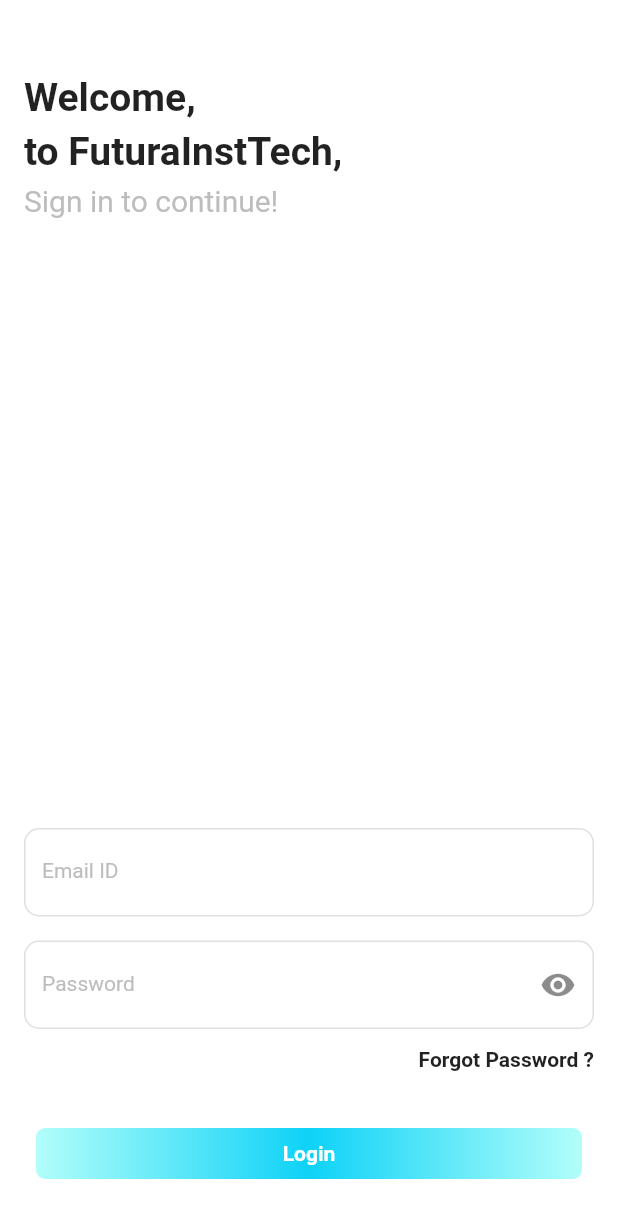
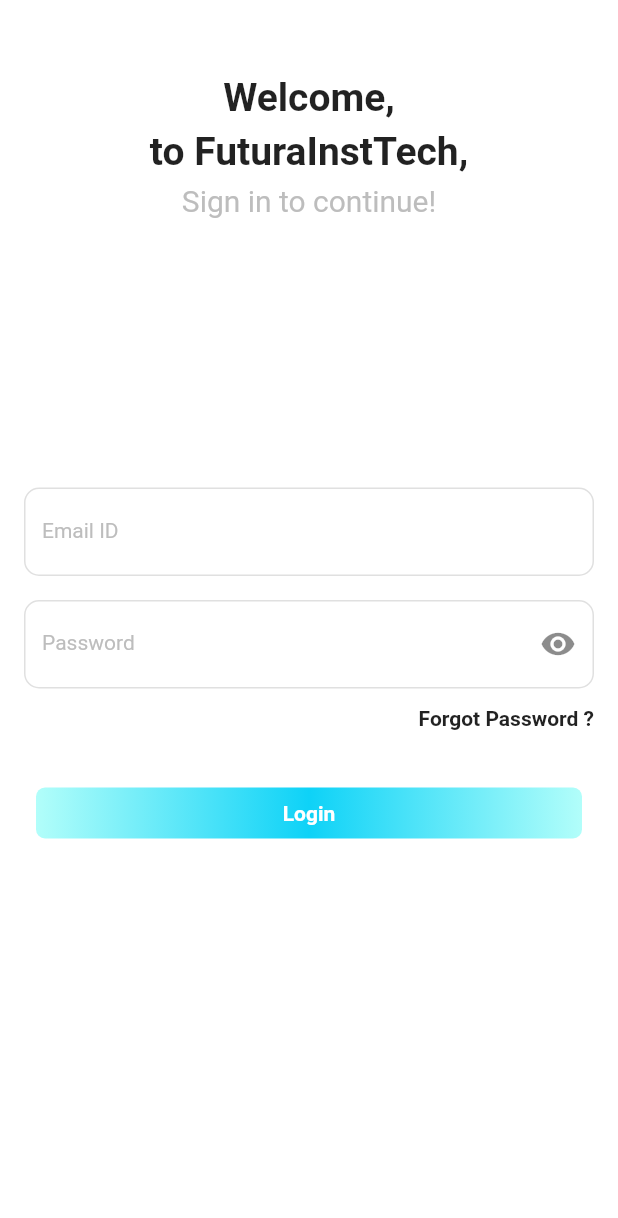
Before and after one commit to Vi-Mal/loginapp, a Flutter app: the screen it shows after launch, on a phone screen of 412 x 824 dp. Shown: the top 1218 px of the screen. Run offline on Flutter 3.47's test engine with Material 2 defaults, Android fonts, the phone set to English and light mode, and no system bars; our stand-ins replace fluttertoast, shared_preferences; missing offline and left inert: footer.

Commit message:
25/11 commit

```diff
--- a/lib/loginscreen.dart
+++ b/lib/loginscreen.dart
@@ -3,30 +3,80 @@ import 'package:flutter/material.dart';
 import 'package:flutter/services.dart';
 import 'package:fluttertoast/fluttertoast.dart';
 import 'package:shared_preferences/shared_preferences.dart';
-
 import 'myhomepage.dart';
 
-class loginotp extends StatefulWidget{
+
+class LoginPage extends StatefulWidget {
+  const LoginPage({Key? key}) : super(key: key);
 
   @override
-  _loginotp createState() => _loginotp();
-
+  _LoginPage createState() => _LoginPage();
 }
 
-class _loginotp extends State<loginotp>{
+class _LoginPage extends State<LoginPage> {
   var otpctl = TextEditingController();
+  var _otpvisible = true;
+  bool _isObscure = true;
+  var cmail = "rainavimal454@gmail.com";
+  var password = "test1234";
+  var mailid = TextEditingController();
+  var passwrd = TextEditingController();
+  var loginmailidCheck = false;
+
+  set otpvisible(value) {
+    setState(() {
+      _otpvisible = value;
+    });
+  }
 
   @override
   Widget build(BuildContext context) {
-    return Container(
+    return Scaffold(
+      backgroundColor: Colors.white,
+      body: SafeArea(
+        child: Container(
+          padding: const EdgeInsets.only(left: 16, right: 16),
+          child: Column(
+            children: [
+              Column(
+              children: <Widget>[
+                SizedBox(
+                  height: 50,
+                ),
+                Text(
+                  "Welcome,",
+                  style: TextStyle(
+                      fontSize: 26, fontWeight: FontWeight.bold),
+                ),
+                SizedBox(
+                  height: 6,
+                ),
+                Text(
+                  "to FuturaInstTech,",
+                  style: TextStyle(
+                      fontSize: 26, fontWeight: FontWeight.bold),
+                ),
+                SizedBox(
+                  height: 6,
+                ),
+                Text(
+                  "Sign in to continue!",
+                  style: TextStyle(
+                      fontSize: 20, color: Colors.grey.shade400),
+                ),
+              ],
+            ),
+              SizedBox(height: 180),
+              if(_otpvisible == false)
+                Container(
                 child: Column(
                   children: <Widget>[
                     TextField(
                       controller: otpctl,
                       decoration: InputDecoration(
                         labelText: "OTP",
-              labelStyle:
-              TextStyle(fontSize: 14, color: Colors.grey.shade400),
+                        labelStyle: TextStyle(
+                            fontSize: 14, color: Colors.grey.shade400),
                         enabledBorder: OutlineInputBorder(
                           borderRadius: BorderRadius.circular(10),
                           borderSide: BorderSide(
@@ -51,8 +101,8 @@ class _loginotp extends State<loginotp>{
                       alignment: Alignment.topRight,
                       child: Text(
                         "Resend Otp",
-              style:
-              TextStyle(fontSize: 14, fontWeight: FontWeight.w600),
+                        style: TextStyle(
+                            fontSize: 14, fontWeight: FontWeight.w600),
                       ),
                     ),
                     const SizedBox(
@@ -65,7 +115,8 @@ class _loginotp extends State<loginotp>{
                         onPressed: () {
                           if (otpctl.text == "1234") {
                             setState(() async {
-                    SharedPreferences prefs = await SharedPreferences.getInstance();
+                              SharedPreferences prefs =
+                                  await SharedPreferences.getInstance();
                               prefs.setBool("isLoggedIn", true);
                               Navigator.of(context).pushAndRemoveUntil(
                                   MaterialPageRoute(
@@ -113,61 +164,13 @@ class _loginotp extends State<loginotp>{
                     ),
                   ],
                 ),
-    );
-  }
-
-}
-
-
-
-
-class loginmailid extends StatefulWidget{
-
-  @override
-  _loginmailid createState() => _loginmailid();
-
-}
-
-class _loginmailid extends State<loginmailid>{
-  bool _isObscure = true;
-  var cmail = "rainavimal454@gmail.com";
-  var password = "test1234";
-  var mailid = TextEditingController();
-  var passwrd = TextEditingController();
-  var loginmailidCheck = false;
-
-  @override
-  Widget build(BuildContext context) {
-    return Container(child: Column(
+              ),
+              if(_otpvisible == true)
+                SingleChildScrollView(
+                  child: Column(
                     mainAxisAlignment: MainAxisAlignment.spaceBetween,
                     crossAxisAlignment: CrossAxisAlignment.start,
                     children: <Widget>[
-        Column(
-          crossAxisAlignment: CrossAxisAlignment.start,
-          children: <Widget>[
-            SizedBox(
-              height: 50,
-            ),
-            Text(
-              "Welcome,",
-              style: TextStyle(fontSize: 26, fontWeight: FontWeight.bold),
-            ),
-            SizedBox(
-              height: 6,
-            ),
-            Text(
-              "to FuturaInstTech,",
-              style: TextStyle(fontSize: 26, fontWeight: FontWeight.bold),
-            ),
-            SizedBox(
-              height: 6,
-            ),
-            Text(
-              "Sign in to continue!",
-              style: TextStyle(fontSize: 20, color: Colors.grey.shade400),
-            ),
-          ],
-        ),
                       Column(
                         children: <Widget>[
                           TextField(
@@ -175,8 +178,8 @@ class _loginmailid extends State<loginmailid>{
                             controller: mailid,
                             decoration: InputDecoration(
                               labelText: "Email ID",
-                labelStyle:
-                TextStyle(fontSize: 14, color: Colors.grey.shade400),
+                              labelStyle: TextStyle(
+                                  fontSize: 14, color: Colors.grey.shade400),
                               enabledBorder: OutlineInputBorder(
                                 borderRadius: BorderRadius.circular(10),
                                 borderSide: BorderSide(
@@ -199,8 +202,8 @@ class _loginmailid extends State<loginmailid>{
                             controller: passwrd,
                             decoration: InputDecoration(
                               labelText: "Password",
-                labelStyle:
-                TextStyle(fontSize: 14, color: Colors.grey.shade400),
+                              labelStyle: TextStyle(
+                                  fontSize: 14, color: Colors.grey.shade400),
                               enabledBorder: OutlineInputBorder(
                                 borderRadius: BorderRadius.circular(10),
                                 borderSide: BorderSide(
@@ -230,8 +233,8 @@ class _loginmailid extends State<loginmailid>{
                             alignment: Alignment.topRight,
                             child: Text(
                               "Forgot Password ?",
-                style:
-                TextStyle(fontSize: 14, fontWeight: FontWeight.w600),
+                              style: TextStyle(
+                                  fontSize: 14, fontWeight: FontWeight.w600),
                             ),
                           ),
                           const SizedBox(
@@ -246,12 +249,7 @@ class _loginmailid extends State<loginmailid>{
                                 print(cmail);
                                 if (a == cmail && passwrd.text == password) {
                                   setState(() {
-                      Navigator.push<void>(
-                        context,
-                        MaterialPageRoute<void>(
-                          builder: (BuildContext context) =>  loginotp(),
-                        ),
-                      );
+                                    _otpvisible = false;
                                   });
                                 } else {
                                   Fluttertoast.showToast(
@@ -299,33 +297,8 @@ class _loginmailid extends State<loginmailid>{
                       ),
                     ],
                   ),
-    );
-  }
-}
-
-Widget loginScreen(){
-  return loginmailid();
-}
-
-
-class LoginPage extends StatefulWidget {
-  const LoginPage({Key? key}) : super(key: key);
-
-  @override
-  _LoginPage createState() => _LoginPage();
-}
-
-class _LoginPage extends State<LoginPage> {
-
-  @override
-  Widget build(BuildContext context) {
-    return Scaffold(
-      backgroundColor: Colors.white,
-      body: SafeArea(
-        child: Container(
-          padding: EdgeInsets.only(left: 16, right: 16),
-          child:Container(
-            child:loginScreen()
+                ),
+            ],
           ),
         ),
       ),
```
Lines whose indentation alone changed are shown as unchanged.
